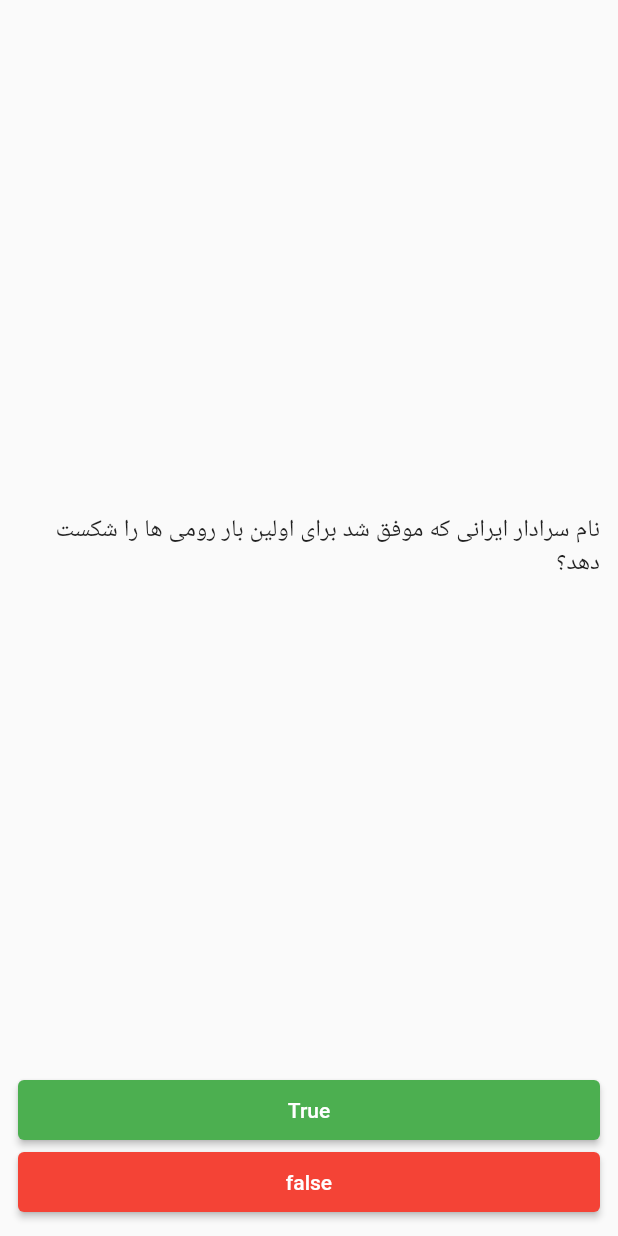
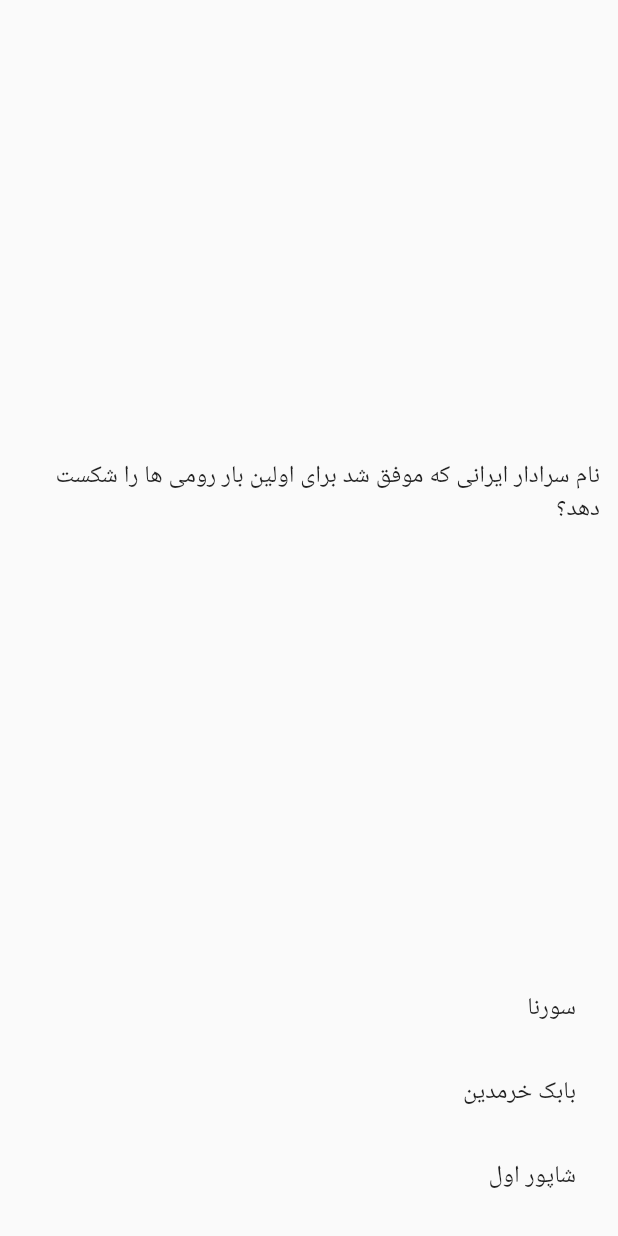
Before and after one commit to mohammad-dehghanifard/flutter_quiz_app, a Flutter app: the screen it shows after launch, on a phone screen of 412 x 824 dp. Run offline on Flutter 3.47's test engine with Material 2 defaults, Android fonts, the phone set to English and light mode, and no system bars.

Commit message:
completed game version 1

```diff
--- a/lib/data/quiz_manager.dart
+++ b/lib/data/quiz_manager.dart
@@ -7,12 +7,12 @@ class QuizManager{
     final QuizModel quiz1 = QuizModel(
       questionTitle: "نام سرادار ایرانی که موفق شد برای اولین بار رومی ها را شکست دهد؟",
       answerList: ["سورنا","بابک خرمدین","شاپور اول"],
-      correctAnswer: 2
+      correctAnswer: 0
     );
     final QuizModel quiz2 = QuizModel(
         questionTitle: "کدام امپراطور روم خدمتکار مخصوص پادشاه ایران شد؟",
         answerList: ["مارک انتونی","کراسوس","والرین"],
-        correctAnswer: 0
+        correctAnswer: 2
     );
     final List<QuizModel> data = [quiz1,quiz2];
     return data;
--- a/lib/ui/quiz_screen.dart
+++ b/lib/ui/quiz_screen.dart
@@ -1,9 +1,10 @@
 import 'package:flutter/material.dart';
 import 'package:flutter_quiz_app/data/quiz_manager.dart';
 import 'package:flutter_quiz_app/data/quiz_model.dart';
+import 'package:flutter_quiz_app/ui/result_screen.dart';
 
 class QuizScreen extends StatefulWidget {
-   QuizScreen({super.key});
+   const QuizScreen({super.key});
 
   @override
   State<QuizScreen> createState() => _QuizScreenState();
@@ -11,19 +12,18 @@ class QuizScreen extends StatefulWidget {
 
 class _QuizScreenState extends State<QuizScreen> {
 
-  int showQuestion = 0;
-  QuizModel? quiz;
-  bool isFinish = false;
-  int correctAnswerIndex = 0;
+  int showQuestion = 0; // نمایش سوال
+  QuizModel? quiz; // سوال فعلی
+  bool isFinish = false; // مشخص کردن وضعیت بازی
+  int correctAnswer = 0; // تعداد جواب های صحیح
 
   Widget generateQuizBottom(int index){
     return ListTile(
       title: Text(quiz!.answerList![index]),
       onTap: () {
+
         if(quiz!.correctAnswer == index){
-          correctAnswerIndex++;
-        } else{
-          print("wrong");
+          correctAnswer++;
         }
 
         if(showQuestion == QuizManager.getAllQuiz().length - 1){
@@ -56,26 +56,18 @@ class _QuizScreenState extends State<QuizScreen> {
                Expanded(
                   flex: 2,
                   child: Center(child: Text(quiz!.questionTitle!,style: const TextStyle(fontSize: 16),))),
-
+              ...List.generate(3, (index) => generateQuizBottom(index)),
+              if(isFinish)
               ElevatedButton(
                     onPressed: () {
-
+                      Navigator.push(context,MaterialPageRoute(builder: (context) => ResultScreen(correctAnswer: correctAnswer)));
                     },
                     style: const ButtonStyle(
                         backgroundColor: MaterialStatePropertyAll(Colors.green),
                         minimumSize: MaterialStatePropertyAll(Size(double.infinity,40))
                     ),
-                  child: const Text("True")),
+                    child: const Text("مشاهده نتایج")),
 
-              ElevatedButton(
-                  onPressed: () {
-
-                  },
-                  style: const ButtonStyle(
-                    backgroundColor: MaterialStatePropertyAll(Colors.red),
-                    minimumSize: MaterialStatePropertyAll(Size(double.infinity,40))
-                  ),
-                  child: const Text("false")),
 
             ],
           ),
```
Also changed, not shown: lib/ui/result_screen.dart (added, +23 -0 lines). Lines whose indentation alone changed are shown as unchanged.
